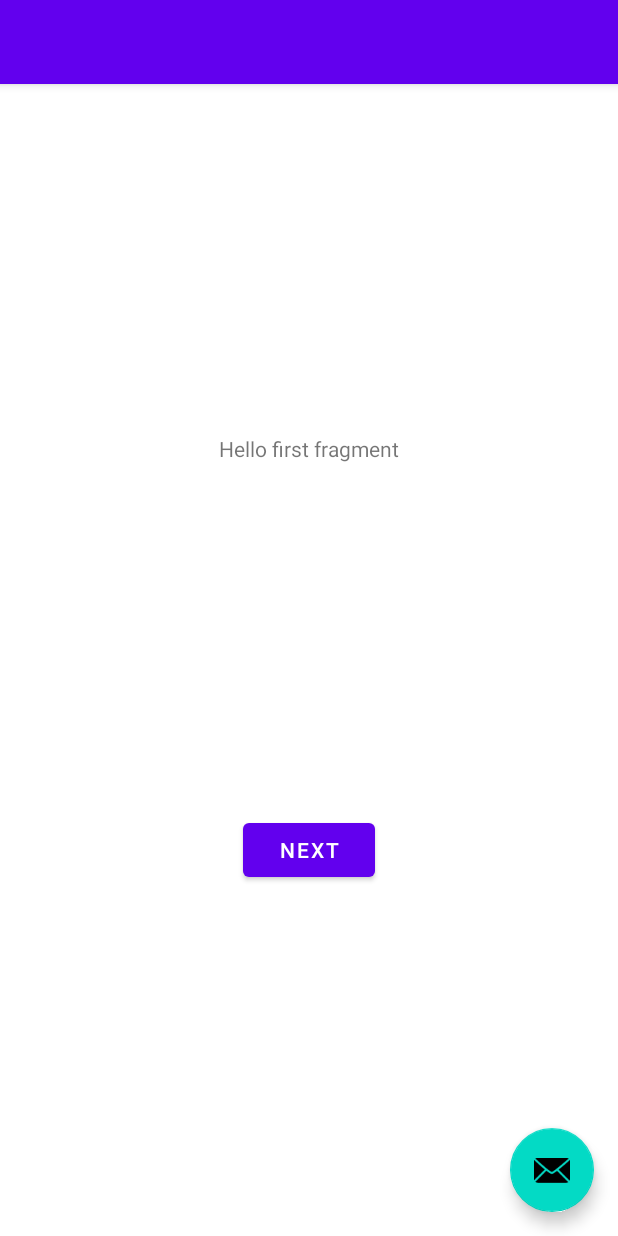
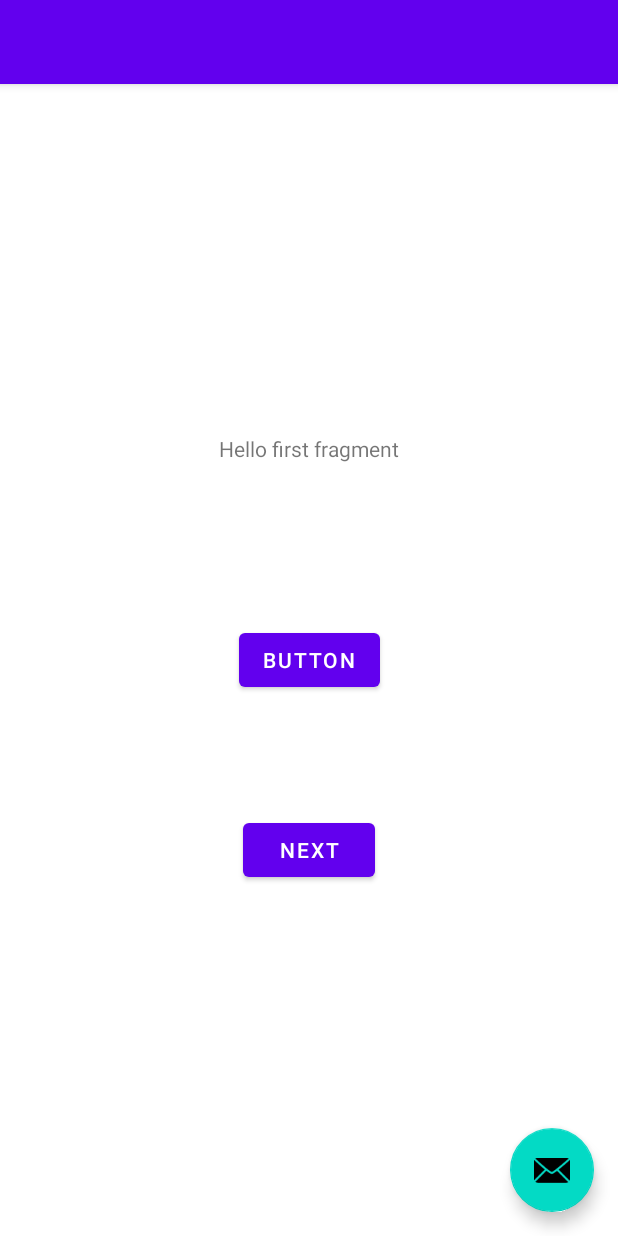
Before and after one commit to Nia447/schedule-hits-2023, an Android app: the layout activity_main.xml on its own in the app's theme, with its tools: preview values and no code run, on a phone screen of 412 x 824 dp. Run offline under Robolectric (Android 15) with nearby library versions, the phone set to English and light mode, and no system bars.

Commit message:
-cheak point

```diff
--- a/app/src/main/AndroidManifest.xml
+++ b/app/src/main/AndroidManifest.xml
@@ -13,6 +13,9 @@
         tools:targetApi="31">
         <activity
             android:name=".MainActivity"
+            android:exported="false" />
+        <activity
+            android:name=".MainActivity2"
             android:exported="true"
             android:label="@string/app_name"
             android:theme="@style/Theme.Schedule.NoActionBar">
--- a/app/src/main/res/layout/activity_main.xml
+++ b/app/src/main/res/layout/activity_main.xml
@@ -20,7 +20,9 @@
 
     </com.google.android.material.appbar.AppBarLayout>
 
-    <include layout="@layout/content_main" />
+    <include
+        android:id="@+id/include"
+        layout="@layout/content_main" />
 
     <com.google.android.material.floatingactionbutton.FloatingActionButton
         android:id="@+id/fab"
@@ -31,4 +33,12 @@
         android:layout_marginBottom="16dp"
         app:srcCompat="@android:drawable/ic_dialog_email" />
 
+    <Button
+        android:id="@+id/button2"
+        android:layout_width="wrap_content"
+        android:layout_height="wrap_content"
+        android:text="Button"
+        app:layout_anchor="@+id/include"
+        app:layout_anchorGravity="center" />
+
 </androidx.coordinatorlayout.widget.CoordinatorLayout>
```
Also changed, not shown: app/src/main/java/com/example/schedule/MainActivity2.kt (added, +11 -0 lines), app/src/main/res/layout/activity_main2.xml (added, +9 -0 lines).
